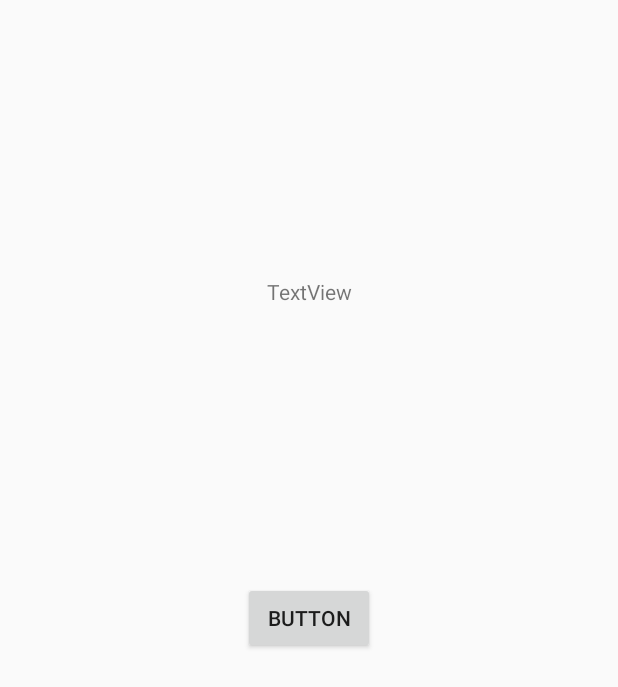
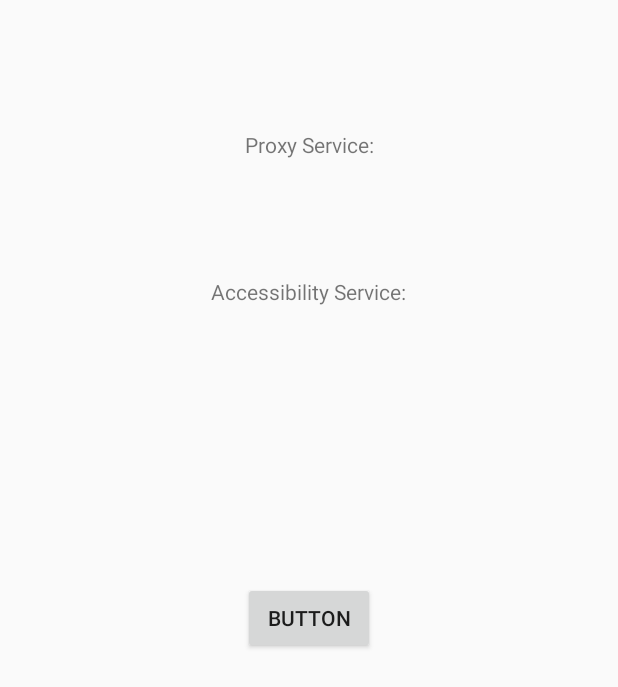
Before and after one commit to phzhou76/re-task, an Android app: the layout activity_main.xml on its own in the app's theme, with its tools: preview values and no code run, on a phone screen of 412 x 824 dp. Shown: the top 687 px of the screen. Run offline under Robolectric (Android 15) with nearby library versions, the phone set to English and light mode, and no system bars.

Commit message:
Moved files to other packages for organization, cleaned up comments, added service checking functionality to MainActivity.

```diff
--- a/app/src/main/res/layout/activity_main.xml
+++ b/app/src/main/res/layout/activity_main.xml
@@ -21,10 +21,22 @@
             app:layout_constraintEnd_toEndOf="parent"
             android:layout_marginEnd="8dp"/>
     <TextView
-            android:text="TextView"
+            android:text="Proxy Service:"
             android:layout_width="wrap_content"
             android:layout_height="wrap_content"
-            android:id="@+id/textView"
+            android:id="@+id/proxyServiceTextView"
+            app:layout_constraintBottom_toTopOf="@+id/accessibilityServiceTextView"
+            app:layout_constraintTop_toTopOf="parent"
+            android:layout_marginTop="8dp"
+            app:layout_constraintStart_toStartOf="parent"
+            android:layout_marginStart="8dp"
+            app:layout_constraintEnd_toEndOf="parent"
+            android:layout_marginEnd="8dp"/>
+    <TextView
+            android:text="Accessibility Service:"
+            android:layout_width="wrap_content"
+            android:layout_height="wrap_content"
+            android:id="@+id/accessibilityServiceTextView"
             android:layout_marginBottom="8dp"
             app:layout_constraintBottom_toTopOf="@+id/button"
             app:layout_constraintTop_toTopOf="parent"
```
Also changed, not shown: app/src/main/java/com/github/phzhou76/retask/MainActivity.kt (+81 -13 lines), app/src/main/java/com/github/phzhou76/retask/handler/MainActivityHandler.kt (added, +38 -0 lines), app/src/main/java/com/github/phzhou76/retask/handler/TaskProxyHandler.kt (added, +33 -0 lines), app/src/main/java/com/github/phzhou76/retask/model/TaskScript.kt (added, +59 -0 lines), app/src/main/java/com/github/phzhou76/retask/model/statement/StatementBlock.kt (+7 -2 lines), app/src/main/java/com/github/phzhou76/retask/service/TaskAccessibilityService.kt (+29 -18 lines), app/src/main/java/com/github/phzhou76/retask/service/TaskProxyHandler.kt (deleted, +0 -41 lines), app/src/main/java/com/github/phzhou76/retask/service/TaskProxyService.kt (+50 -24 lines).
